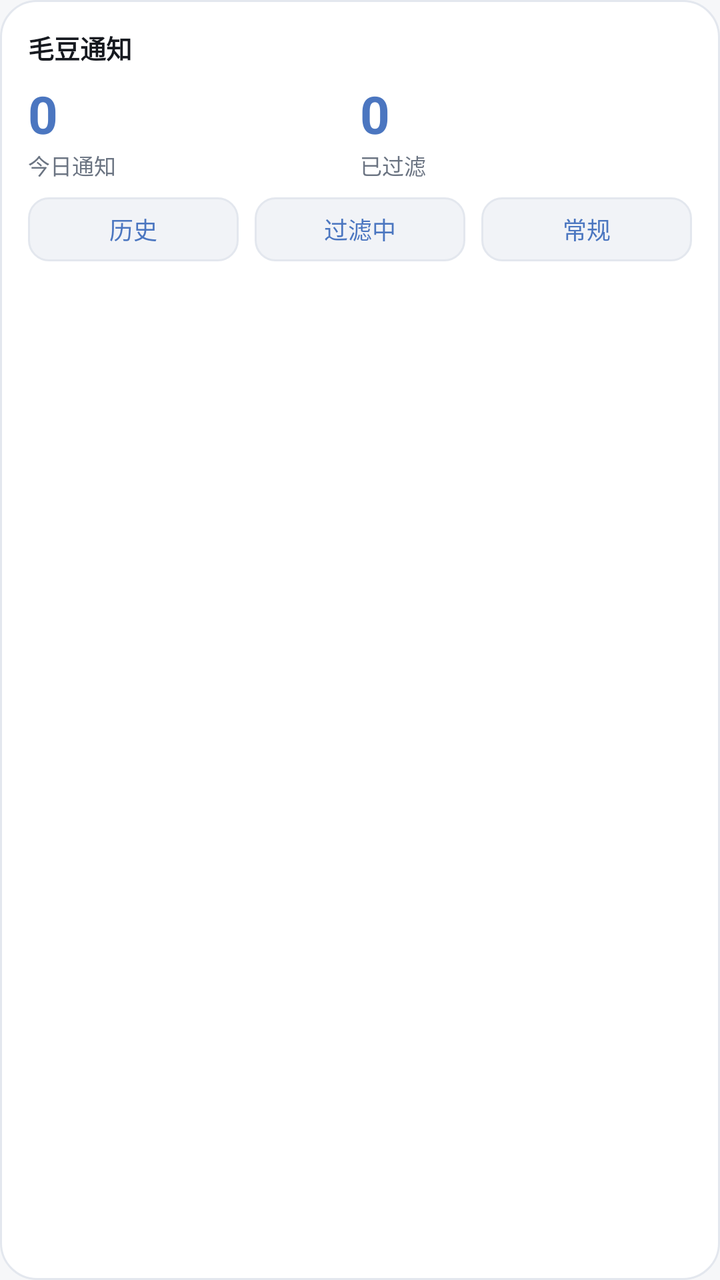
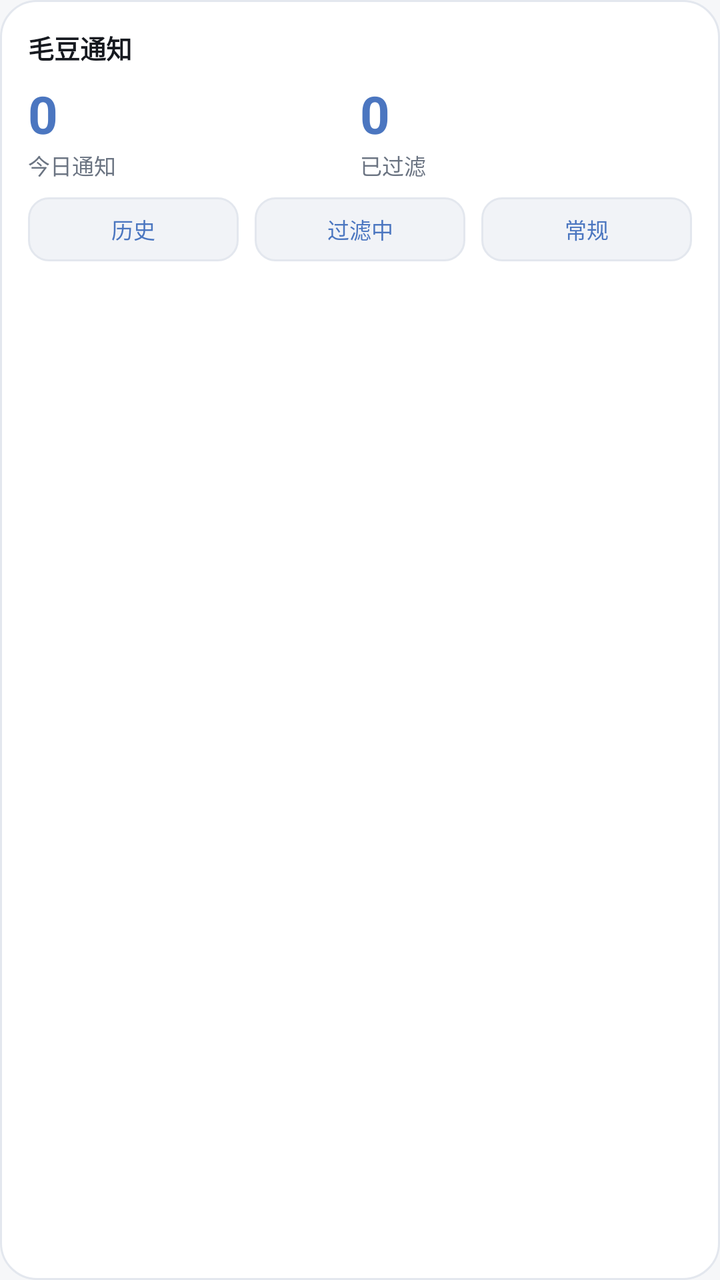

An Android layout rendered at two revisions. The XML below is the earlier revision; the diff shows what the commit changed to produce the second picture.
<!-- AndroidManifest.xml: application theme Theme.MaodouNotify -->
<!-- res/layout/widget_maodou.xml -->
<?xml version="1.0" encoding="utf-8"?>
<LinearLayout xmlns:android="http://schemas.android.com/apk/res/android"
    android:id="@+id/widget_root"
    android:layout_width="match_parent"
    android:layout_height="match_parent"
    android:orientation="vertical"
    android:background="@drawable/widget_bg"
    android:padding="14dp">

    <TextView
        android:id="@+id/widget_title"
        android:layout_width="wrap_content"
        android:layout_height="wrap_content"
        android:text="@string/app_name"
        android:textColor="@color/widget_text"
        android:textSize="13sp"
        android:textStyle="bold" />

    <LinearLayout
        android:layout_width="match_parent"
        android:layout_height="wrap_content"
        android:layout_marginTop="6dp"
        android:orientation="horizontal">

        <LinearLayout
            android:layout_width="0dp"
            android:layout_height="wrap_content"
            android:layout_weight="1"
            android:orientation="vertical">
            <TextView
                android:id="@+id/widget_today"
                android:layout_width="wrap_content"
                android:layout_height="wrap_content"
                android:text="0"
                android:textColor="@color/widget_accent"
                android:textSize="26sp"
                android:textStyle="bold" />
            <TextView
                android:id="@+id/widget_today_label"
                android:layout_width="wrap_content"
                android:layout_height="wrap_content"
                android:text="@string/widget_today"
                android:textColor="@color/widget_subtext"
                android:textSize="11sp" />
        </LinearLayout>

        <LinearLayout
            android:layout_width="0dp"
            android:layout_height="wrap_content"
            android:layout_weight="1"
            android:orientation="vertical">
            <TextView
                android:id="@+id/widget_filtered"
                android:layout_width="wrap_content"
                android:layout_height="wrap_content"
                android:text="0"
                android:textColor="@color/widget_accent"
                android:textSize="26sp"
                android:textStyle="bold" />
            <TextView
                android:id="@+id/widget_filtered_label"
                android:layout_width="wrap_content"
                android:layout_height="wrap_content"
                android:text="@string/widget_label_filtered"
                android:textColor="@color/widget_subtext"
                android:textSize="11sp" />
        </LinearLayout>
    </LinearLayout>

    <LinearLayout
        android:layout_width="match_parent"
        android:layout_height="wrap_content"
        android:layout_marginTop="8dp"
        android:orientation="horizontal">

        <TextView
            android:id="@+id/widget_btn_history"
            android:layout_width="0dp"
            android:layout_height="32dp"
            android:layout_weight="1"
            android:gravity="center"
            android:background="@drawable/widget_btn_bg"
            android:text="@string/tab_history"
            android:textColor="@color/widget_accent"
            android:textSize="12sp" />

        <TextView
            android:id="@+id/widget_btn_toggle"
            android:layout_width="0dp"
            android:layout_height="32dp"
            android:layout_weight="1"
            android:layout_marginStart="8dp"
            android:gravity="center"
            android:background="@drawable/widget_btn_bg"
            android:text="@string/widget_active"
            android:textColor="@color/widget_accent"
            android:textSize="12sp" />

        <TextView
            android:id="@+id/widget_btn_scene"
            android:layout_width="0dp"
            android:layout_height="32dp"
            android:layout_weight="1"
            android:layout_marginStart="8dp"
            android:gravity="center"
            android:background="@drawable/widget_btn_bg"
            android:text="@string/scene_off"
            android:textColor="@color/widget_accent"
            android:textSize="12sp" />
    </LinearLayout>
</LinearLayout>
<!-- resources referenced by this layout -->
<resources>
  <color name="widget_accent">#4B76C0</color>
  <color name="widget_subtext">#6B7482</color>
  <color name="widget_text">#16191F</color>
  <!-- drawable widget_bg (drawable) -->
  <?xml version="1.0" encoding="utf-8"?>
  <shape xmlns:android="http://schemas.android.com/apk/res/android" android:shape="rectangle">
      <solid android:color="@color/widget_bg" />
      <corners android:radius="18dp" />
      <stroke android:width="1dp" android:color="@color/widget_outline" />
  </shape>
  <!-- drawable widget_btn_bg (drawable) -->
  <?xml version="1.0" encoding="utf-8"?>
  <shape xmlns:android="http://schemas.android.com/apk/res/android" android:shape="rectangle">
      <solid android:color="@color/widget_surface_alt" />
      <corners android:radius="10dp" />
      <stroke android:width="1dp" android:color="@color/widget_outline" />
  </shape>
  <string name="app_name">毛豆通知</string>
  <string name="scene_off">常规</string>
  <string name="tab_history">历史</string>
  <string name="widget_active">过滤中</string>
  <string name="widget_label_filtered">已过滤</string>
  <string name="widget_today">今日通知</string>
  <color name="widget_bg">#FFFFFF</color>
  <color name="widget_outline">#E3E7EE</color>
  <color name="widget_surface_alt">#F1F3F7</color>
  <color name="primary">#4B76C0</color>
  <color name="on_primary">#FFFFFF</color>
  <color name="primary_container">#EAF0FB</color>
  <color name="on_primary_container">#2F5598</color>
  <color name="surface">#FFFFFF</color>
  <color name="surface_alt">#F1F3F7</color>
  <color name="background">#F6F7F9</color>
  <color name="text_primary">#16191F</color>
  <color name="text_secondary">#6B7482</color>
  <color name="outline">#E3E7EE</color>
  <color name="badge_filtered_text">#BE3A2C</color>
  <color name="badge_filtered_bg">#FDEDEB</color>
  <color name="text_tertiary">#9AA3B0</color>
  <style name="ThemeOverlay.Maodou.Dialog" parent="ThemeOverlay.Material3.MaterialAlertDialog">
          <item name="colorSurface">@color/surface</item>
          <item name="colorSurfaceContainerLowest">@color/surface</item>
          <item name="colorSurfaceContainerLow">@color/surface</item>
          <item name="colorSurfaceContainer">@color/surface</item>
          <item name="colorSurfaceContainerHigh">@color/surface</item>
          <item name="colorSurfaceContainerHighest">@color/surface_alt</item>
          <item name="colorOnSurface">@color/text_primary</item>
          <item name="colorOnSurfaceVariant">@color/text_secondary</item>
          <item name="colorPrimary">@color/primary</item>
          <item name="colorOnPrimaryContainer">@color/on_primary_container</item>
      </style>
  <!-- unchanged entries left out for length: 1 -->
</resources>

<!-- the commit's change to res/layout/widget_maodou.xml (unified diff, before → after) -->
@@ -82,7 +82,7 @@
             android:background="@drawable/widget_btn_bg"
             android:text="@string/tab_history"
             android:textColor="@color/widget_accent"
-            android:textSize="12sp" />
+            android:textSize="11sp" />
 
         <TextView
             android:id="@+id/widget_btn_toggle"
@@ -94,7 +94,7 @@
             android:background="@drawable/widget_btn_bg"
             android:text="@string/widget_active"
             android:textColor="@color/widget_accent"
-            android:textSize="12sp" />
+            android:textSize="11sp" />
 
         <TextView
             android:id="@+id/widget_btn_scene"
@@ -106,6 +106,6 @@
             android:background="@drawable/widget_btn_bg"
             android:text="@string/scene_off"
             android:textColor="@color/widget_accent"
-            android:textSize="12sp" />
+            android:textSize="11sp" />
     </LinearLayout>
 </LinearLayout>
